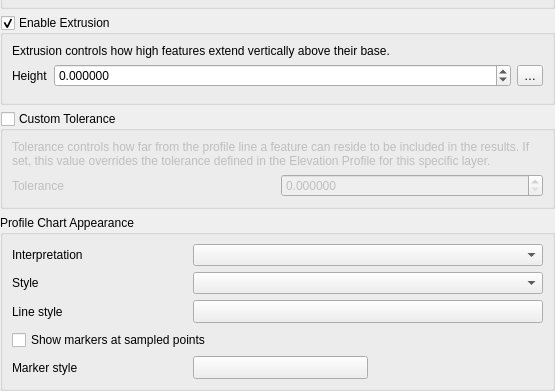
First picture: the form in src/ui/qgsvectorelevationpropertieswidgetbase.ui, repository qgis/QGIS, before the edit; both pictures show x 0 to 555 and y 402 to 793 of the 555 by 793 pixel window.
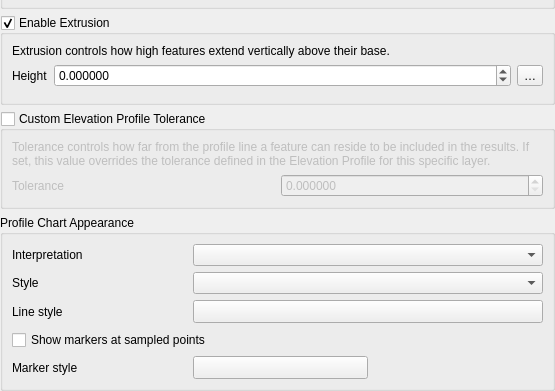
Second picture: the form after the edit. Custom widgets are drawn as their Qt base class.

Commit message: Make it clear in ui that tolerance applies to elevation profiles only

The edit to the form file:
```diff
--- a/src/ui/qgsvectorelevationpropertieswidgetbase.ui
+++ b/src/ui/qgsvectorelevationpropertieswidgetbase.ui
@@ -285,7 +285,7 @@
       <enum>Qt::FocusPolicy::StrongFocus</enum>
      </property>
      <property name="title">
-      <string>Custom Tolerance</string>
+      <string>Custom Elevation Profile Tolerance</string>
      </property>
      <property name="checkable">
       <bool>true</bool>
```
